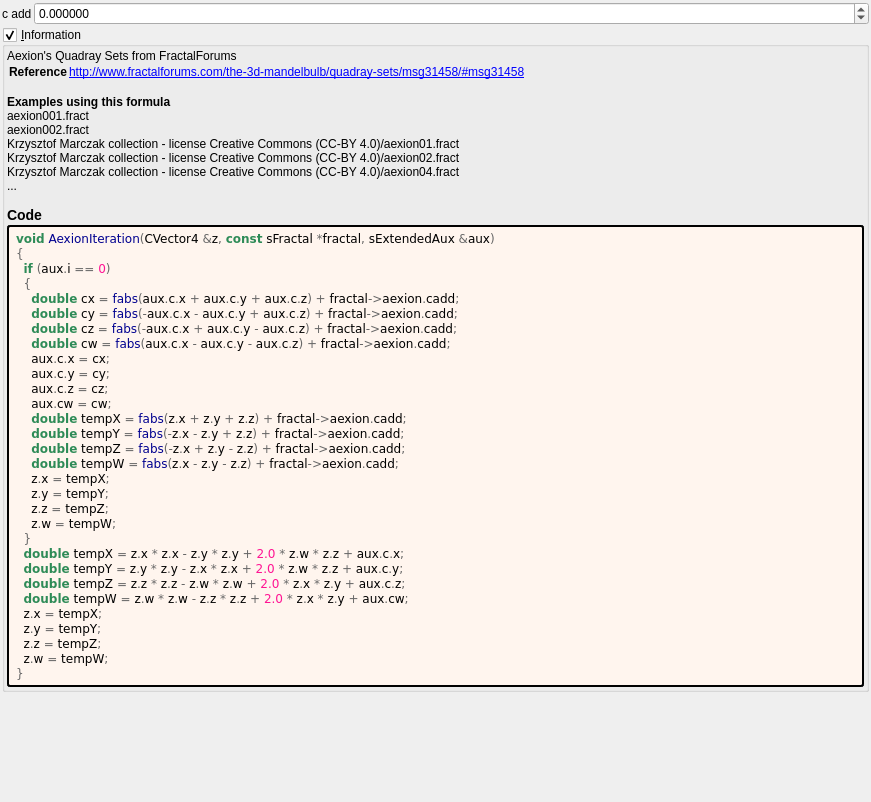
buddhi1980/mandelbulber2, file mandelbulber2/formula/ui/aexion.ui: the form before one commit.
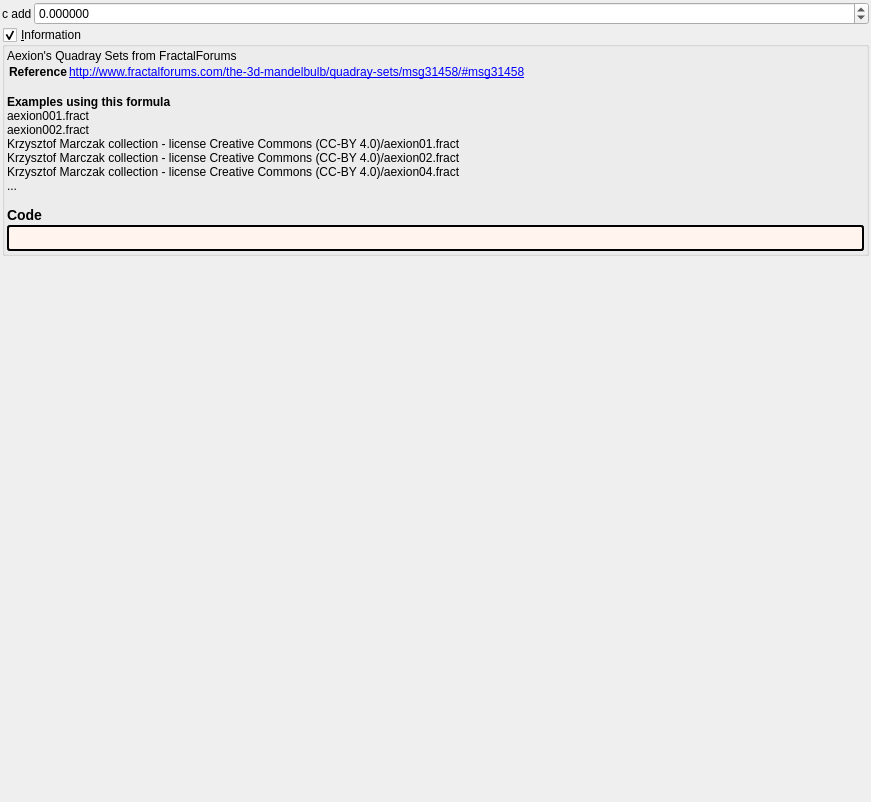
The form after the commit. Custom widgets are drawn as their Qt base class.

Diff of the .ui file:
```diff
--- a/mandelbulber2/formula/ui/aexion.ui
+++ b/mandelbulber2/formula/ui/aexion.ui
@@ -124,39 +124,7 @@
          <string notr="true">border-style: outset; border-width: 2px; border-radius: 3px; border-color: black; background-color: #fff5ee; padding: 4px;</string>
         </property>
         <property name="text">
-         <string notr="true">&lt;body style=&quot;background-color:#fff5ee&quot;&gt;
-&lt;pre style=&quot;color:#000000; background-color:#fff5ee;  font-family:'Courier New',monospace;&quot;&gt;&lt;span style=&quot;color:#2e8b57; font-weight:bold&quot;&gt;void&lt;/span&gt; &lt;span style=&quot;color:#00008f&quot;&gt;AexionIteration&lt;/span&gt;&lt;span style=&quot;color:#676767&quot;&gt;(&lt;/span&gt;CVector4 &lt;span style=&quot;color:#676767&quot;&gt;&amp;amp;&lt;/span&gt;z&lt;span style=&quot;color:#676767&quot;&gt;,&lt;/span&gt; &lt;span style=&quot;color:#2e8b57; font-weight:bold&quot;&gt;const&lt;/span&gt; sFractal &lt;span style=&quot;color:#676767&quot;&gt;*&lt;/span&gt;fractal&lt;span style=&quot;color:#676767&quot;&gt;,&lt;/span&gt; sExtendedAux &lt;span style=&quot;color:#676767&quot;&gt;&amp;amp;&lt;/span&gt;aux&lt;span style=&quot;color:#676767&quot;&gt;)&lt;/span&gt;
-&lt;span style=&quot;color:#676767&quot;&gt;{&lt;/span&gt;
-  &lt;span style=&quot;color:#2e8b57; font-weight:bold&quot;&gt;if&lt;/span&gt; &lt;span style=&quot;color:#676767&quot;&gt;(&lt;/span&gt;aux&lt;span style=&quot;color:#676767&quot;&gt;.&lt;/span&gt;i &lt;span style=&quot;color:#676767&quot;&gt;==&lt;/span&gt; &lt;span style=&quot;color:#ff1493&quot;&gt;0&lt;/span&gt;&lt;span style=&quot;color:#676767&quot;&gt;)&lt;/span&gt;
-  &lt;span style=&quot;color:#676767&quot;&gt;{&lt;/span&gt;
-    &lt;span style=&quot;color:#2e8b57; font-weight:bold&quot;&gt;double&lt;/span&gt; cx &lt;span style=&quot;color:#676767&quot;&gt;=&lt;/span&gt; &lt;span style=&quot;color:#00008f&quot;&gt;fabs&lt;/span&gt;&lt;span style=&quot;color:#676767&quot;&gt;(&lt;/span&gt;aux&lt;span style=&quot;color:#676767&quot;&gt;.&lt;/span&gt;c&lt;span style=&quot;color:#676767&quot;&gt;.&lt;/span&gt;x &lt;span style=&quot;color:#676767&quot;&gt;+&lt;/span&gt; aux&lt;span style=&quot;color:#676767&quot;&gt;.&lt;/span&gt;c&lt;span style=&quot;color:#676767&quot;&gt;.&lt;/span&gt;y &lt;span style=&quot;color:#676767&quot;&gt;+&lt;/span&gt; aux&lt;span style=&quot;color:#676767&quot;&gt;.&lt;/span&gt;c&lt;span style=&quot;color:#676767&quot;&gt;.&lt;/span&gt;z&lt;span style=&quot;color:#676767&quot;&gt;) +&lt;/span&gt; fractal&lt;span style=&quot;color:#676767&quot;&gt;-&amp;gt;&lt;/span&gt;aexion&lt;span style=&quot;color:#676767&quot;&gt;.&lt;/span&gt;cadd&lt;span style=&quot;color:#676767&quot;&gt;;&lt;/span&gt;
-    &lt;span style=&quot;color:#2e8b57; font-weight:bold&quot;&gt;double&lt;/span&gt; cy &lt;span style=&quot;color:#676767&quot;&gt;=&lt;/span&gt; &lt;span style=&quot;color:#00008f&quot;&gt;fabs&lt;/span&gt;&lt;span style=&quot;color:#676767&quot;&gt;(-&lt;/span&gt;aux&lt;span style=&quot;color:#676767&quot;&gt;.&lt;/span&gt;c&lt;span style=&quot;color:#676767&quot;&gt;.&lt;/span&gt;x &lt;span style=&quot;color:#676767&quot;&gt;-&lt;/span&gt; aux&lt;span style=&quot;color:#676767&quot;&gt;.&lt;/span&gt;c&lt;span style=&quot;color:#676767&quot;&gt;.&lt;/span&gt;y &lt;span style=&quot;color:#676767&quot;&gt;+&lt;/span&gt; aux&lt;span style=&quot;color:#676767&quot;&gt;.&lt;/span&gt;c&lt;span style=&quot;color:#676767&quot;&gt;.&lt;/span&gt;z&lt;span style=&quot;color:#676767&quot;&gt;) +&lt;/span&gt; fractal&lt;span style=&quot;color:#676767&quot;&gt;-&amp;gt;&lt;/span&gt;aexion&lt;span style=&quot;color:#676767&quot;&gt;.&lt;/span&gt;cadd&lt;span style=&quot;color:#676767&quot;&gt;;&lt;/span&gt;
-    &lt;span style=&quot;color:#2e8b57; font-weight:bold&quot;&gt;double&lt;/span&gt; cz &lt;span style=&quot;color:#676767&quot;&gt;=&lt;/span&gt; &lt;span style=&quot;color:#00008f&quot;&gt;fabs&lt;/span&gt;&lt;span style=&quot;color:#676767&quot;&gt;(-&lt;/span&gt;aux&lt;span style=&quot;color:#676767&quot;&gt;.&lt;/span&gt;c&lt;span style=&quot;color:#676767&quot;&gt;.&lt;/span&gt;x &lt;span style=&quot;color:#676767&quot;&gt;+&lt;/span&gt; aux&lt;span style=&quot;color:#676767&quot;&gt;.&lt;/span&gt;c&lt;span style=&quot;color:#676767&quot;&gt;.&lt;/span&gt;y &lt;span style=&quot;color:#676767&quot;&gt;-&lt;/span&gt; aux&lt;span style=&quot;color:#676767&quot;&gt;.&lt;/span&gt;c&lt;span style=&quot;color:#676767&quot;&gt;.&lt;/span&gt;z&lt;span style=&quot;color:#676767&quot;&gt;) +&lt;/span&gt; fractal&lt;span style=&quot;color:#676767&quot;&gt;-&amp;gt;&lt;/span&gt;aexion&lt;span style=&quot;color:#676767&quot;&gt;.&lt;/span&gt;cadd&lt;span style=&quot;color:#676767&quot;&gt;;&lt;/span&gt;
-    &lt;span style=&quot;color:#2e8b57; font-weight:bold&quot;&gt;double&lt;/span&gt; cw &lt;span style=&quot;color:#676767&quot;&gt;=&lt;/span&gt; &lt;span style=&quot;color:#00008f&quot;&gt;fabs&lt;/span&gt;&lt;span style=&quot;color:#676767&quot;&gt;(&lt;/span&gt;aux&lt;span style=&quot;color:#676767&quot;&gt;.&lt;/span&gt;c&lt;span style=&quot;color:#676767&quot;&gt;.&lt;/span&gt;x &lt;span style=&quot;color:#676767&quot;&gt;-&lt;/span&gt; aux&lt;span style=&quot;color:#676767&quot;&gt;.&lt;/span&gt;c&lt;span style=&quot;color:#676767&quot;&gt;.&lt;/span&gt;y &lt;span style=&quot;color:#676767&quot;&gt;-&lt;/span&gt; aux&lt;span style=&quot;color:#676767&quot;&gt;.&lt;/span&gt;c&lt;span style=&quot;color:#676767&quot;&gt;.&lt;/span&gt;z&lt;span style=&quot;color:#676767&quot;&gt;) +&lt;/span&gt; fractal&lt;span style=&quot;color:#676767&quot;&gt;-&amp;gt;&lt;/span&gt;aexion&lt;span style=&quot;color:#676767&quot;&gt;.&lt;/span&gt;cadd&lt;span style=&quot;color:#676767&quot;&gt;;&lt;/span&gt;
-    aux&lt;span style=&quot;color:#676767&quot;&gt;.&lt;/span&gt;c&lt;span style=&quot;color:#676767&quot;&gt;.&lt;/span&gt;x &lt;span style=&quot;color:#676767&quot;&gt;=&lt;/span&gt; cx&lt;span style=&quot;color:#676767&quot;&gt;;&lt;/span&gt;
-    aux&lt;span style=&quot;color:#676767&quot;&gt;.&lt;/span&gt;c&lt;span style=&quot;color:#676767&quot;&gt;.&lt;/span&gt;y &lt;span style=&quot;color:#676767&quot;&gt;=&lt;/span&gt; cy&lt;span style=&quot;color:#676767&quot;&gt;;&lt;/span&gt;
-    aux&lt;span style=&quot;color:#676767&quot;&gt;.&lt;/span&gt;c&lt;span style=&quot;color:#676767&quot;&gt;.&lt;/span&gt;z &lt;span style=&quot;color:#676767&quot;&gt;=&lt;/span&gt; cz&lt;span style=&quot;color:#676767&quot;&gt;;&lt;/span&gt;
-    aux&lt;span style=&quot;color:#676767&quot;&gt;.&lt;/span&gt;cw &lt;span style=&quot;color:#676767&quot;&gt;=&lt;/span&gt; cw&lt;span style=&quot;color:#676767&quot;&gt;;&lt;/span&gt;
-    &lt;span style=&quot;color:#2e8b57; font-weight:bold&quot;&gt;double&lt;/span&gt; tempX &lt;span style=&quot;color:#676767&quot;&gt;=&lt;/span&gt; &lt;span style=&quot;color:#00008f&quot;&gt;fabs&lt;/span&gt;&lt;span style=&quot;color:#676767&quot;&gt;(&lt;/span&gt;z&lt;span style=&quot;color:#676767&quot;&gt;.&lt;/span&gt;x &lt;span style=&quot;color:#676767&quot;&gt;+&lt;/span&gt; z&lt;span style=&quot;color:#676767&quot;&gt;.&lt;/span&gt;y &lt;span style=&quot;color:#676767&quot;&gt;+&lt;/span&gt; z&lt;span style=&quot;color:#676767&quot;&gt;.&lt;/span&gt;z&lt;span style=&quot;color:#676767&quot;&gt;) +&lt;/span&gt; fractal&lt;span style=&quot;color:#676767&quot;&gt;-&amp;gt;&lt;/span&gt;aexion&lt;span style=&quot;color:#676767&quot;&gt;.&lt;/span&gt;cadd&lt;span style=&quot;color:#676767&quot;&gt;;&lt;/span&gt;
-    &lt;span style=&quot;color:#2e8b57; font-weight:bold&quot;&gt;double&lt;/span&gt; tempY &lt;span style=&quot;color:#676767&quot;&gt;=&lt;/span&gt; &lt;span style=&quot;color:#00008f&quot;&gt;fabs&lt;/span&gt;&lt;span style=&quot;color:#676767&quot;&gt;(-&lt;/span&gt;z&lt;span style=&quot;color:#676767&quot;&gt;.&lt;/span&gt;x &lt;span style=&quot;color:#676767&quot;&gt;-&lt;/span&gt; z&lt;span style=&quot;color:#676767&quot;&gt;.&lt;/span&gt;y &lt;span style=&quot;color:#676767&quot;&gt;+&lt;/span&gt; z&lt;span style=&quot;color:#676767&quot;&gt;.&lt;/span&gt;z&lt;span style=&quot;color:#676767&quot;&gt;) +&lt;/span&gt; fractal&lt;span style=&quot;color:#676767&quot;&gt;-&amp;gt;&lt;/span&gt;aexion&lt;span style=&quot;color:#676767&quot;&gt;.&lt;/span&gt;cadd&lt;span style=&quot;color:#676767&quot;&gt;;&lt;/span&gt;
-    &lt;span style=&quot;color:#2e8b57; font-weight:bold&quot;&gt;double&lt;/span&gt; tempZ &lt;span style=&quot;color:#676767&quot;&gt;=&lt;/span&gt; &lt;span style=&quot;color:#00008f&quot;&gt;fabs&lt;/span&gt;&lt;span style=&quot;color:#676767&quot;&gt;(-&lt;/span&gt;z&lt;span style=&quot;color:#676767&quot;&gt;.&lt;/span&gt;x &lt;span style=&quot;color:#676767&quot;&gt;+&lt;/span&gt; z&lt;span style=&quot;color:#676767&quot;&gt;.&lt;/span&gt;y &lt;span style=&quot;color:#676767&quot;&gt;-&lt;/span&gt; z&lt;span style=&quot;color:#676767&quot;&gt;.&lt;/span&gt;z&lt;span style=&quot;color:#676767&quot;&gt;) +&lt;/span&gt; fractal&lt;span style=&quot;color:#676767&quot;&gt;-&amp;gt;&lt;/span&gt;aexion&lt;span style=&quot;color:#676767&quot;&gt;.&lt;/span&gt;cadd&lt;span style=&quot;color:#676767&quot;&gt;;&lt;/span&gt;
-    &lt;span style=&quot;color:#2e8b57; font-weight:bold&quot;&gt;double&lt;/span&gt; tempW &lt;span style=&quot;color:#676767&quot;&gt;=&lt;/span&gt; &lt;span style=&quot;color:#00008f&quot;&gt;fabs&lt;/span&gt;&lt;span style=&quot;color:#676767&quot;&gt;(&lt;/span&gt;z&lt;span style=&quot;color:#676767&quot;&gt;.&lt;/span&gt;x &lt;span style=&quot;color:#676767&quot;&gt;-&lt;/span&gt; z&lt;span style=&quot;color:#676767&quot;&gt;.&lt;/span&gt;y &lt;span style=&quot;color:#676767&quot;&gt;-&lt;/span&gt; z&lt;span style=&quot;color:#676767&quot;&gt;.&lt;/span&gt;z&lt;span style=&quot;color:#676767&quot;&gt;) +&lt;/span&gt; fractal&lt;span style=&quot;color:#676767&quot;&gt;-&amp;gt;&lt;/span&gt;aexion&lt;span style=&quot;color:#676767&quot;&gt;.&lt;/span&gt;cadd&lt;span style=&quot;color:#676767&quot;&gt;;&lt;/span&gt;
-    z&lt;span style=&quot;color:#676767&quot;&gt;.&lt;/span&gt;x &lt;span style=&quot;color:#676767&quot;&gt;=&lt;/span&gt; tempX&lt;span style=&quot;color:#676767&quot;&gt;;&lt;/span&gt;
-    z&lt;span style=&quot;color:#676767&quot;&gt;.&lt;/span&gt;y &lt;span style=&quot;color:#676767&quot;&gt;=&lt;/span&gt; tempY&lt;span style=&quot;color:#676767&quot;&gt;;&lt;/span&gt;
-    z&lt;span style=&quot;color:#676767&quot;&gt;.&lt;/span&gt;z &lt;span style=&quot;color:#676767&quot;&gt;=&lt;/span&gt; tempZ&lt;span style=&quot;color:#676767&quot;&gt;;&lt;/span&gt;
-    z&lt;span style=&quot;color:#676767&quot;&gt;.&lt;/span&gt;w &lt;span style=&quot;color:#676767&quot;&gt;=&lt;/span&gt; tempW&lt;span style=&quot;color:#676767&quot;&gt;;&lt;/span&gt;
-  &lt;span style=&quot;color:#676767&quot;&gt;}&lt;/span&gt;
-  &lt;span style=&quot;color:#2e8b57; font-weight:bold&quot;&gt;double&lt;/span&gt; tempX &lt;span style=&quot;color:#676767&quot;&gt;=&lt;/span&gt; z&lt;span style=&quot;color:#676767&quot;&gt;.&lt;/span&gt;x &lt;span style=&quot;color:#676767&quot;&gt;*&lt;/span&gt; z&lt;span style=&quot;color:#676767&quot;&gt;.&lt;/span&gt;x &lt;span style=&quot;color:#676767&quot;&gt;-&lt;/span&gt; z&lt;span style=&quot;color:#676767&quot;&gt;.&lt;/span&gt;y &lt;span style=&quot;color:#676767&quot;&gt;*&lt;/span&gt; z&lt;span style=&quot;color:#676767&quot;&gt;.&lt;/span&gt;y &lt;span style=&quot;color:#676767&quot;&gt;+&lt;/span&gt; &lt;span style=&quot;color:#ff1493&quot;&gt;2.0&lt;/span&gt; &lt;span style=&quot;color:#676767&quot;&gt;*&lt;/span&gt; z&lt;span style=&quot;color:#676767&quot;&gt;.&lt;/span&gt;w &lt;span style=&quot;color:#676767&quot;&gt;*&lt;/span&gt; z&lt;span style=&quot;color:#676767&quot;&gt;.&lt;/span&gt;z &lt;span style=&quot;color:#676767&quot;&gt;+&lt;/span&gt; aux&lt;span style=&quot;color:#676767&quot;&gt;.&lt;/span&gt;c&lt;span style=&quot;color:#676767&quot;&gt;.&lt;/span&gt;x&lt;span style=&quot;color:#676767&quot;&gt;;&lt;/span&gt;
-  &lt;span style=&quot;color:#2e8b57; font-weight:bold&quot;&gt;double&lt;/span&gt; tempY &lt;span style=&quot;color:#676767&quot;&gt;=&lt;/span&gt; z&lt;span style=&quot;color:#676767&quot;&gt;.&lt;/span&gt;y &lt;span style=&quot;color:#676767&quot;&gt;*&lt;/span&gt; z&lt;span style=&quot;color:#676767&quot;&gt;.&lt;/span&gt;y &lt;span style=&quot;color:#676767&quot;&gt;-&lt;/span&gt; z&lt;span style=&quot;color:#676767&quot;&gt;.&lt;/span&gt;x &lt;span style=&quot;color:#676767&quot;&gt;*&lt;/span&gt; z&lt;span style=&quot;color:#676767&quot;&gt;.&lt;/span&gt;x &lt;span style=&quot;color:#676767&quot;&gt;+&lt;/span&gt; &lt;span style=&quot;color:#ff1493&quot;&gt;2.0&lt;/span&gt; &lt;span style=&quot;color:#676767&quot;&gt;*&lt;/span&gt; z&lt;span style=&quot;color:#676767&quot;&gt;.&lt;/span&gt;w &lt;span style=&quot;color:#676767&quot;&gt;*&lt;/span&gt; z&lt;span style=&quot;color:#676767&quot;&gt;.&lt;/span&gt;z &lt;span style=&quot;color:#676767&quot;&gt;+&lt;/span&gt; aux&lt;span style=&quot;color:#676767&quot;&gt;.&lt;/span&gt;c&lt;span style=&quot;color:#676767&quot;&gt;.&lt;/span&gt;y&lt;span style=&quot;color:#676767&quot;&gt;;&lt;/span&gt;
-  &lt;span style=&quot;color:#2e8b57; font-weight:bold&quot;&gt;double&lt;/span&gt; tempZ &lt;span style=&quot;color:#676767&quot;&gt;=&lt;/span&gt; z&lt;span style=&quot;color:#676767&quot;&gt;.&lt;/span&gt;z &lt;span style=&quot;color:#676767&quot;&gt;*&lt;/span&gt; z&lt;span style=&quot;color:#676767&quot;&gt;.&lt;/span&gt;z &lt;span style=&quot;color:#676767&quot;&gt;-&lt;/span&gt; z&lt;span style=&quot;color:#676767&quot;&gt;.&lt;/span&gt;w &lt;span style=&quot;color:#676767&quot;&gt;*&lt;/span&gt; z&lt;span style=&quot;color:#676767&quot;&gt;.&lt;/span&gt;w &lt;span style=&quot;color:#676767&quot;&gt;+&lt;/span&gt; &lt;span style=&quot;color:#ff1493&quot;&gt;2.0&lt;/span&gt; &lt;span style=&quot;color:#676767&quot;&gt;*&lt;/span&gt; z&lt;span style=&quot;color:#676767&quot;&gt;.&lt;/span&gt;x &lt;span style=&quot;color:#676767&quot;&gt;*&lt;/span&gt; z&lt;span style=&quot;color:#676767&quot;&gt;.&lt;/span&gt;y &lt;span style=&quot;color:#676767&quot;&gt;+&lt;/span&gt; aux&lt;span style=&quot;color:#676767&quot;&gt;.&lt;/span&gt;c&lt;span style=&quot;color:#676767&quot;&gt;.&lt;/span&gt;z&lt;span style=&quot;color:#676767&quot;&gt;;&lt;/span&gt;
-  &lt;span style=&quot;color:#2e8b57; font-weight:bold&quot;&gt;double&lt;/span&gt; tempW &lt;span style=&quot;color:#676767&quot;&gt;=&lt;/span&gt; z&lt;span style=&quot;color:#676767&quot;&gt;.&lt;/span&gt;w &lt;span style=&quot;color:#676767&quot;&gt;*&lt;/span&gt; z&lt;span style=&quot;color:#676767&quot;&gt;.&lt;/span&gt;w &lt;span style=&quot;color:#676767&quot;&gt;-&lt;/span&gt; z&lt;span style=&quot;color:#676767&quot;&gt;.&lt;/span&gt;z &lt;span style=&quot;color:#676767&quot;&gt;*&lt;/span&gt; z&lt;span style=&quot;color:#676767&quot;&gt;.&lt;/span&gt;z &lt;span style=&quot;color:#676767&quot;&gt;+&lt;/span&gt; &lt;span style=&quot;color:#ff1493&quot;&gt;2.0&lt;/span&gt; &lt;span style=&quot;color:#676767&quot;&gt;*&lt;/span&gt; z&lt;span style=&quot;color:#676767&quot;&gt;.&lt;/span&gt;x &lt;span style=&quot;color:#676767&quot;&gt;*&lt;/span&gt; z&lt;span style=&quot;color:#676767&quot;&gt;.&lt;/span&gt;y &lt;span style=&quot;color:#676767&quot;&gt;+&lt;/span&gt; aux&lt;span style=&quot;color:#676767&quot;&gt;.&lt;/span&gt;cw&lt;span style=&quot;color:#676767&quot;&gt;;&lt;/span&gt;
-  z&lt;span style=&quot;color:#676767&quot;&gt;.&lt;/span&gt;x &lt;span style=&quot;color:#676767&quot;&gt;=&lt;/span&gt; tempX&lt;span style=&quot;color:#676767&quot;&gt;;&lt;/span&gt;
-  z&lt;span style=&quot;color:#676767&quot;&gt;.&lt;/span&gt;y &lt;span style=&quot;color:#676767&quot;&gt;=&lt;/span&gt; tempY&lt;span style=&quot;color:#676767&quot;&gt;;&lt;/span&gt;
-  z&lt;span style=&quot;color:#676767&quot;&gt;.&lt;/span&gt;z &lt;span style=&quot;color:#676767&quot;&gt;=&lt;/span&gt; tempZ&lt;span style=&quot;color:#676767&quot;&gt;;&lt;/span&gt;
-  z&lt;span style=&quot;color:#676767&quot;&gt;.&lt;/span&gt;w &lt;span style=&quot;color:#676767&quot;&gt;=&lt;/span&gt; tempW&lt;span style=&quot;color:#676767&quot;&gt;;&lt;/span&gt;
-&lt;span style=&quot;color:#676767&quot;&gt;}&lt;/span&gt;
-&lt;/pre&gt;
-&lt;/body&gt;</string>
+         <string notr="true"></string>
         </property>
         <property name="wordWrap">
          <bool>true</bool>
```
